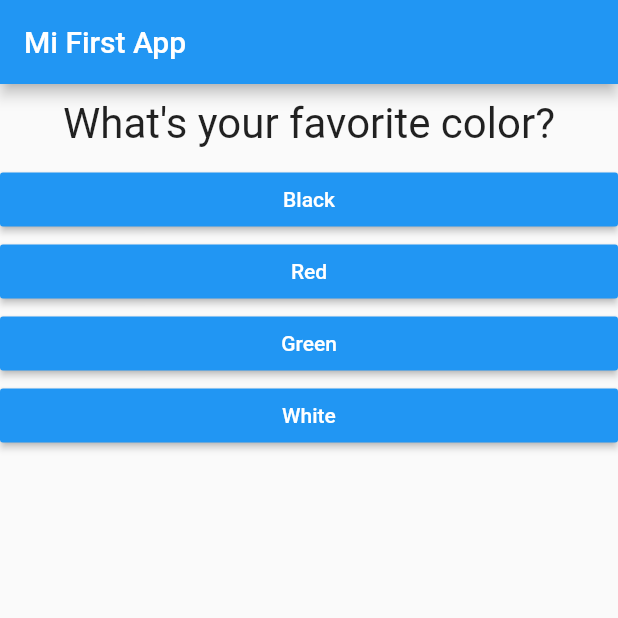
After one commit to suad-mo/my_app, a Flutter app: the screen it shows after launch, on a phone screen of 412 x 824 dp, the top half of it. The commit adds this screen. Run offline on Flutter 3.47's test engine with Material 2 defaults, Android fonts, the phone set to English and light mode, and no system bars.

Commit message:
Add quiz.dart and result.dart...

```diff
--- a/lib/main.dart
+++ b/lib/main.dart
@@ -1,6 +1,6 @@
 import 'package:flutter/material.dart';
-import './answer.dart';
-import './question.dart';
+import './quiz.dart';
+import './result.dart';
 
 // void main() {
 //   runApp(const MyApp());
@@ -16,7 +16,7 @@ class MyApp extends StatefulWidget {
 class _MyAppState extends State<MyApp> {
   // const MyApp({Key? key}) : super(key: key);
   var _questionIndex = 0;
-  final questions = [
+  final _questions = [
     {
       'questionText': 'What\'s your favorite color?',
       'answers': ['Black', 'Red', 'Green', 'White'],
@@ -37,7 +37,7 @@ class _MyAppState extends State<MyApp> {
     });
     print('Answer chosen!');
 
-    if (_questionIndex < questions.length) {
+    if (_questionIndex < _questions.length) {
       print('We have more questions!');
     } else {
       print('No more questions!');
@@ -52,17 +52,13 @@ class _MyAppState extends State<MyApp> {
         appBar: AppBar(
           title: Text('Mi First App'),
         ),
-        body: Column(
-          children: [
-            Question(
-              questions[_questionIndex]['questionText'].toString(),
-            ),
-            ...(questions[_questionIndex]['answers'] as List<String>)
-                .map((answer) {
-              return Answer(_answerQuestion, answer);
-            }).toList()
-          ],
-        ),
+        body: _questionIndex < _questions.length
+            ? Quiz(
+                questions: _questions,
+                answerQuestion: _answerQuestion,
+                questionIndex: _questionIndex,
+              )
+            : Result(),
       ),
     );
   }
--- /dev/null
+++ b/lib/quiz.dart
@@ -0,0 +1,30 @@
+import 'package:flutter/material.dart';
+
+import './answer.dart';
+import './question.dart';
+
+class Quiz extends StatelessWidget {
+  //const Quiz({Key? key}) : super(key: key);
+  final List<Map<String, Object>> questions;
+  final int questionIndex;
+  final Function answerQuestion;
+
+  Quiz(
+      {required this.questions,
+      required this.answerQuestion,
+      required this.questionIndex});
+
+  @override
+  Widget build(BuildContext context) {
+    return Column(
+      children: [
+        Question(
+          questions[questionIndex]['questionText'] as String,
+        ),
+        ...(questions[questionIndex]['answers'] as List<String>).map((answer) {
+          return Answer(answerQuestion, answer);
+        }).toList()
+      ],
+    );
+  }
+}
```
Also changed, not shown: lib/result.dart (added, +12 -0 lines).
